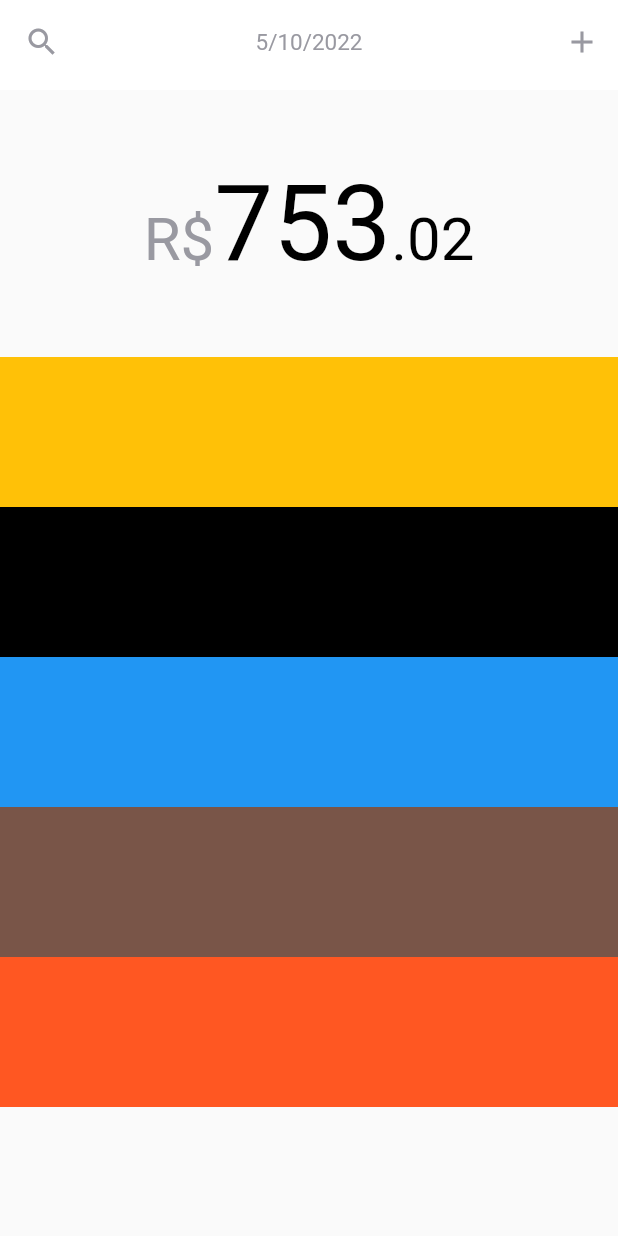
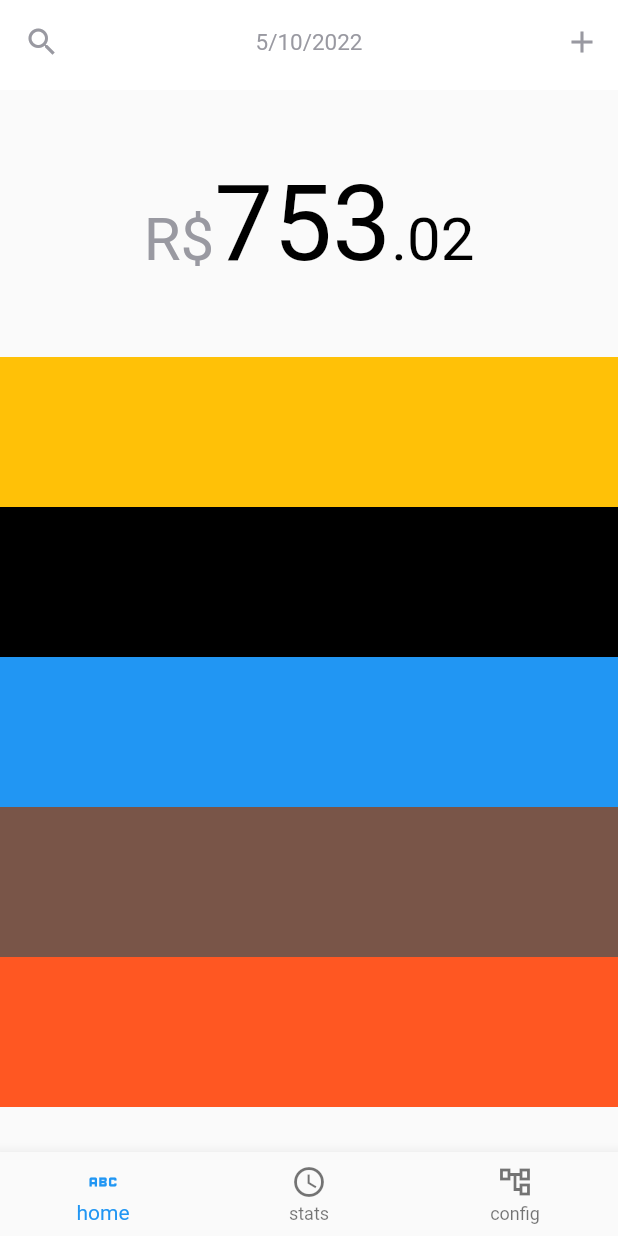
Before and after one commit to lutzzdias/Shacker, a Flutter app: the screen it shows after launch, on a phone screen of 412 x 824 dp. Run offline on Flutter 3.47's test engine with Material 2 defaults, Android fonts, the phone set to English and light mode, and no system bars; our stand-ins replace google_fonts.

Commit message:
Modularize example list into its own widget

```diff
--- /dev/null
+++ b/lib/src/common_widgets/operation_list.dart
@@ -0,0 +1,42 @@
+import 'package:flutter/material.dart';
+
+class OperationList extends StatelessWidget {
+  const OperationList({
+    Key? key,
+  }) : super(key: key);
+
+  @override
+  Widget build(BuildContext context) {
+    return ListView(
+      physics: const NeverScrollableScrollPhysics(),
+      shrinkWrap: true,
+      children: [
+        Container(
+          color: Colors.amber,
+          width: double.infinity,
+          height: 100,
+        ),
+        Container(
+          color: Colors.black,
+          width: double.infinity,
+          height: 100,
+        ),
+        Container(
+          color: Colors.blue,
+          width: double.infinity,
+          height: 100,
+        ),
+        Container(
+          color: Colors.brown,
+          width: double.infinity,
+          height: 100,
+        ),
+        Container(
+          color: Colors.deepOrange,
+          width: double.infinity,
+          height: 100,
+        ),
+      ],
+    );
+  }
+}
--- a/lib/src/presentation/home_screen.dart
+++ b/lib/src/presentation/home_screen.dart
@@ -3,6 +3,7 @@ import 'package:shacker/src/constants/app_sizes.dart';
 
 import '../common_widgets/balance_text.dart';
 import '../common_widgets/main_app_bar.dart';
+import '../common_widgets/operation_list.dart';
 
 class HomeScreen extends StatelessWidget {
   const HomeScreen({super.key});
@@ -27,45 +28,31 @@ class HomeScreen extends StatelessWidget {
           child: Column(
             crossAxisAlignment: CrossAxisAlignment.center,
             mainAxisAlignment: MainAxisAlignment.start,
-            children: [
+            children: const [
               gapH48,
-              const BalanceText(
+              BalanceText(
                 balance: 753.02,
               ),
               gapH48,
-              ListView(
-                physics: const NeverScrollableScrollPhysics(),
-                shrinkWrap: true,
-                children: [
-                  Container(
-                    color: Colors.amber,
-                    width: double.infinity,
-                    height: 100,
-                  ),
-                  Container(
-                    color: Colors.black,
-                    width: double.infinity,
-                    height: 100,
-                  ),
-                  Container(
-                    color: Colors.blue,
-                    width: double.infinity,
-                    height: 100,
-                  ),
-                  Container(
-                    color: Colors.brown,
-                    width: double.infinity,
-                    height: 100,
-                  ),
-                  Container(
-                    color: Colors.deepOrange,
-                    width: double.infinity,
-                    height: 100,
-                  ),
-                ],
-              )
+              OperationList(),
             ],
           ),
+        ),
+        bottomNavigationBar: BottomNavigationBar(
+          items: const [
+            BottomNavigationBarItem(
+              icon: Icon(Icons.abc),
+              label: 'home',
+            ),
+            BottomNavigationBarItem(
+              icon: Icon(Icons.access_time),
+              label: 'stats',
+            ),
+            BottomNavigationBarItem(
+              icon: Icon(Icons.account_tree_outlined),
+              label: 'config',
+            ),
+          ],
         ),
       ),
     );
```
